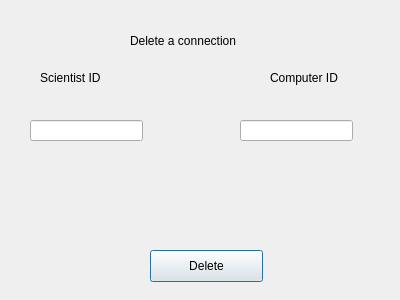
First picture: the form in GUI-verklegtVika3/deleteconnection.ui, repository streamerinn/Verklegt-1, before the edit.
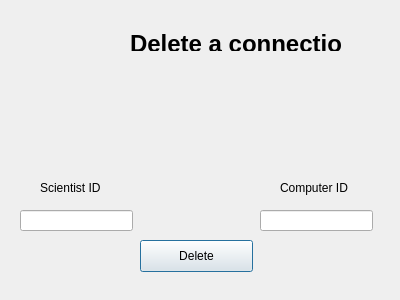
Second picture: the form after the edit.

Commit message: bætti við myndum i connection

Diff of the .ui file:
```diff
--- a/GUI-verklegtVika3/deleteconnection.ui
+++ b/GUI-verklegtVika3/deleteconnection.ui
@@ -18,19 +18,19 @@
     <rect>
      <x>130</x>
      <y>30</y>
-     <width>141</width>
+     <width>211</width>
      <height>21</height>
     </rect>
    </property>
    <property name="text">
-    <string>Delete a connection</string>
+    <string>&lt;html&gt;&lt;head/&gt;&lt;body&gt;&lt;p&gt;&lt;span style=&quot; font-size:18pt; font-weight:600;&quot;&gt;Delete a connection&lt;/span&gt;&lt;/p&gt;&lt;/body&gt;&lt;/html&gt;</string>
    </property>
   </widget>
   <widget class="QLabel" name="sciID">
    <property name="geometry">
     <rect>
      <x>40</x>
-     <y>70</y>
+     <y>180</y>
      <width>91</width>
      <height>16</height>
     </rect>
@@ -42,8 +42,8 @@
   <widget class="QLabel" name="compID">
    <property name="geometry">
     <rect>
-     <x>270</x>
-     <y>70</y>
+     <x>280</x>
+     <y>180</y>
      <width>91</width>
      <height>16</height>
     </rect>
@@ -55,8 +55,8 @@
   <widget class="QPushButton" name="deleteButton">
    <property name="geometry">
     <rect>
-     <x>150</x>
-     <y>250</y>
+     <x>140</x>
+     <y>240</y>
      <width>113</width>
      <height>32</height>
     </rect>
@@ -68,8 +68,8 @@
   <widget class="QLineEdit" name="insertSciID">
    <property name="geometry">
     <rect>
-     <x>30</x>
-     <y>120</y>
+     <x>20</x>
+     <y>210</y>
      <width>113</width>
      <height>21</height>
     </rect>
@@ -78,13 +78,39 @@
   <widget class="QLineEdit" name="insertCompID">
    <property name="geometry">
     <rect>
-     <x>240</x>
-     <y>120</y>
+     <x>260</x>
+     <y>210</y>
      <width>113</width>
      <height>21</height>
     </rect>
    </property>
   </widget>
+  <widget class="QLabel" name="errorCheck">
+   <property name="geometry">
+    <rect>
+     <x>140</x>
+     <y>270</y>
+     <width>151</width>
+     <height>16</height>
+    </rect>
+   </property>
+   <property name="text">
+    <string/>
+   </property>
+  </widget>
+  <widget class="QLabel" name="deletePic">
+   <property name="geometry">
+    <rect>
+     <x>60</x>
+     <y>70</y>
+     <width>341</width>
+     <height>101</height>
+    </rect>
+   </property>
+   <property name="text">
+    <string/>
+   </property>
+  </widget>
  </widget>
  <resources/>
  <connections/>
```
The commit also changes 11 other files.
